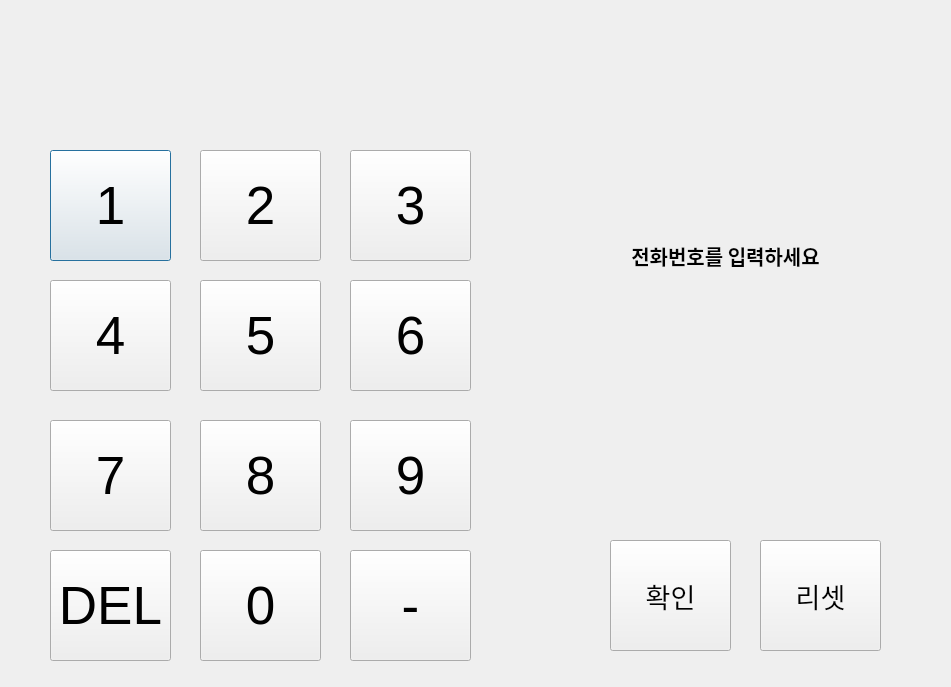
Old version of the form get_phone_number.ui in the repository philos1234/CoffeeBin_rasberry.
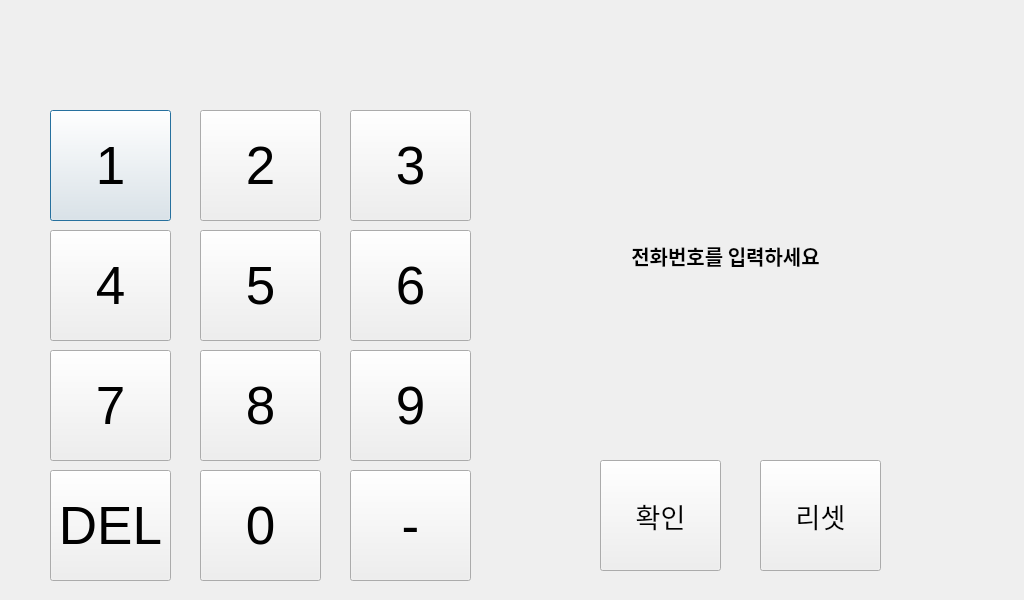
New version of the form.

The edit to the form file:
```diff
--- a/get_phone_number.ui
+++ b/get_phone_number.ui
@@ -6,8 +6,8 @@
    <rect>
     <x>0</x>
     <y>0</y>
-    <width>951</width>
-    <height>687</height>
+    <width>1024</width>
+    <height>600</height>
    </rect>
   </property>
   <property name="windowTitle">
@@ -17,7 +17,7 @@
    <property name="geometry">
     <rect>
      <x>50</x>
-     <y>150</y>
+     <y>110</y>
      <width>121</width>
      <height>111</height>
     </rect>
@@ -36,7 +36,7 @@
    <property name="geometry">
     <rect>
      <x>200</x>
-     <y>150</y>
+     <y>110</y>
      <width>121</width>
      <height>111</height>
     </rect>
@@ -55,7 +55,7 @@
    <property name="geometry">
     <rect>
      <x>350</x>
-     <y>150</y>
+     <y>110</y>
      <width>121</width>
      <height>111</height>
     </rect>
@@ -74,7 +74,7 @@
    <property name="geometry">
     <rect>
      <x>50</x>
-     <y>280</y>
+     <y>230</y>
      <width>121</width>
      <height>111</height>
     </rect>
@@ -93,7 +93,7 @@
    <property name="geometry">
     <rect>
      <x>200</x>
-     <y>280</y>
+     <y>230</y>
      <width>121</width>
      <height>111</height>
     </rect>
@@ -112,7 +112,7 @@
    <property name="geometry">
     <rect>
      <x>350</x>
-     <y>280</y>
+     <y>230</y>
      <width>121</width>
      <height>111</height>
     </rect>
@@ -131,7 +131,7 @@
    <property name="geometry">
     <rect>
      <x>50</x>
-     <y>420</y>
+     <y>350</y>
      <width>121</width>
      <height>111</height>
     </rect>
@@ -150,7 +150,7 @@
    <property name="geometry">
     <rect>
      <x>200</x>
-     <y>420</y>
+     <y>350</y>
      <width>121</width>
      <height>111</height>
     </rect>
@@ -169,7 +169,7 @@
    <property name="geometry">
     <rect>
      <x>350</x>
-     <y>420</y>
+     <y>350</y>
      <width>121</width>
      <height>111</height>
     </rect>
@@ -188,7 +188,7 @@
    <property name="geometry">
     <rect>
      <x>200</x>
-     <y>550</y>
+     <y>470</y>
      <width>121</width>
      <height>111</height>
     </rect>
@@ -206,8 +206,8 @@
   <widget class="QPushButton" name="confirm">
    <property name="geometry">
     <rect>
-     <x>610</x>
-     <y>540</y>
+     <x>600</x>
+     <y>460</y>
      <width>121</width>
      <height>111</height>
     </rect>
@@ -225,7 +225,7 @@
    <property name="geometry">
     <rect>
      <x>760</x>
-     <y>540</y>
+     <y>460</y>
      <width>121</width>
      <height>111</height>
     </rect>
@@ -301,7 +301,7 @@
    <property name="geometry">
     <rect>
      <x>350</x>
-     <y>550</y>
+     <y>470</y>
      <width>121</width>
      <height>111</height>
     </rect>
@@ -320,7 +320,7 @@
    <property name="geometry">
     <rect>
      <x>50</x>
-     <y>550</y>
+     <y>470</y>
      <width>121</width>
      <height>111</height>
     </rect>
```
Left out of the diff: 2 changed lines with no effect on the pictures.
